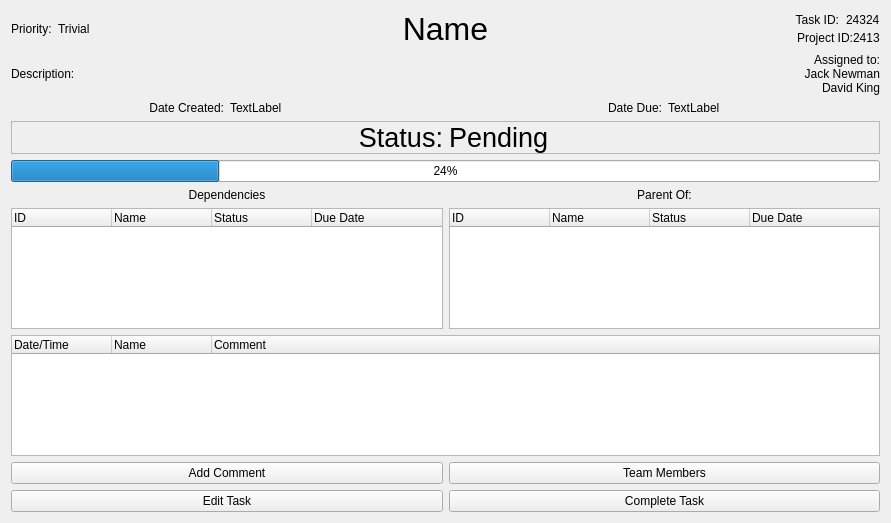
Before: the Qt Designer form Task.ui in CDDDJ-A-2015/Project, drawn with Qt 5.
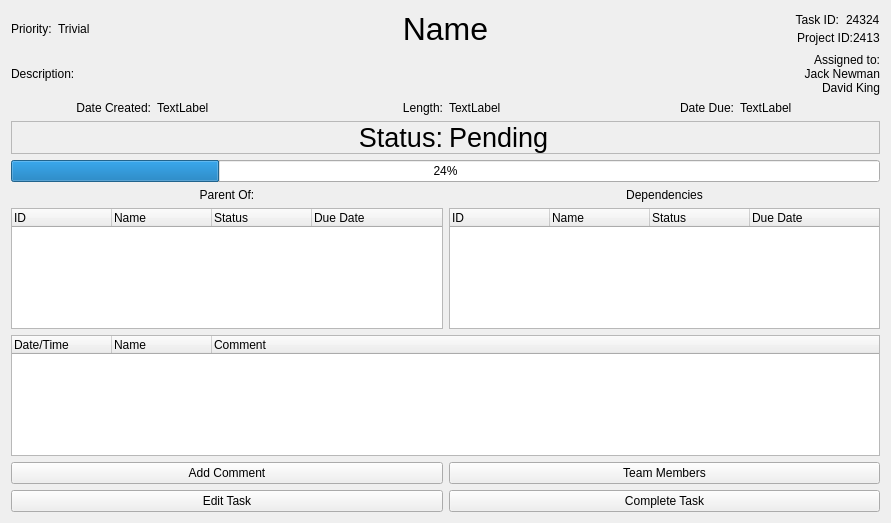
After: the same form once the commit is applied.

What changed in the file:
```diff
--- a/Task.ui
+++ b/Task.ui
@@ -176,6 +176,27 @@
        </item>
       </layout>
      </item>
+     <item>
+      <layout class="QHBoxLayout" name="horizontalLayout_13">
+       <item>
+        <widget class="QLabel" name="lDispLength">
+         <property name="text">
+          <string>Length:</string>
+         </property>
+         <property name="alignment">
+          <set>Qt::AlignRight|Qt::AlignTrailing|Qt::AlignVCenter</set>
+         </property>
+        </widget>
+       </item>
+       <item>
+        <widget class="QLabel" name="lLength">
+         <property name="text">
+          <string>TextLabel</string>
+         </property>
+        </widget>
+       </item>
+      </layout>
+     </item>
      <item>
       <layout class="QHBoxLayout" name="horizontalLayout_10">
        <item>
@@ -258,44 +279,6 @@
    </item>
    <item>
     <layout class="QHBoxLayout" name="horizontalLayout_2">
-     <item>
-      <layout class="QVBoxLayout" name="verticalLayout_2">
-       <item>
-        <widget class="QLabel" name="lDep">
-         <property name="text">
-          <string>Dependencies</string>
-         </property>
-         <property name="alignment">
-          <set>Qt::AlignCenter</set>
-         </property>
-        </widget>
-       </item>
-       <item>
-        <widget class="QTreeWidget" name="tDep">
-         <column>
-          <property name="text">
-           <string>ID</string>
-          </property>
-         </column>
-         <column>
-          <property name="text">
-           <string>Name</string>
-          </property>
-         </column>
-         <column>
-          <property name="text">
-           <string>Status</string>
-          </property>
-         </column>
-         <column>
-          <property name="text">
-           <string>Due Date</string>
-          </property>
-         </column>
-        </widget>
-       </item>
-      </layout>
-     </item>
      <item>
       <layout class="QVBoxLayout" name="verticalLayout_3">
        <item>
@@ -334,6 +317,44 @@
        </item>
       </layout>
      </item>
+     <item>
+      <layout class="QVBoxLayout" name="verticalLayout_2">
+       <item>
+        <widget class="QLabel" name="lDep">
+         <property name="text">
+          <string>Dependencies</string>
+         </property>
+         <property name="alignment">
+          <set>Qt::AlignCenter</set>
+         </property>
+        </widget>
+       </item>
+       <item>
+        <widget class="QTreeWidget" name="tDep">
+         <column>
+          <property name="text">
+           <string>ID</string>
+          </property>
+         </column>
+         <column>
+          <property name="text">
+           <string>Name</string>
+          </property>
+         </column>
+         <column>
+          <property name="text">
+           <string>Status</string>
+          </property>
+         </column>
+         <column>
+          <property name="text">
+           <string>Due Date</string>
+          </property>
+         </column>
+        </widget>
+       </item>
+      </layout>
+     </item>
     </layout>
    </item>
    <item>
```
